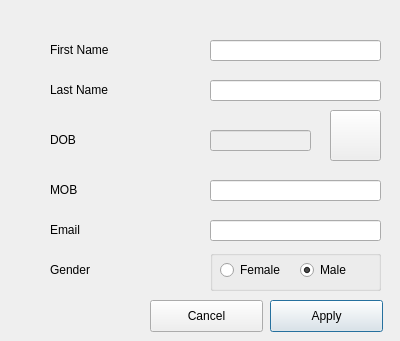
Before: the Qt Designer form addplayerdiag.ui in stefanmarjanovic/Comp, drawn with Qt 5.
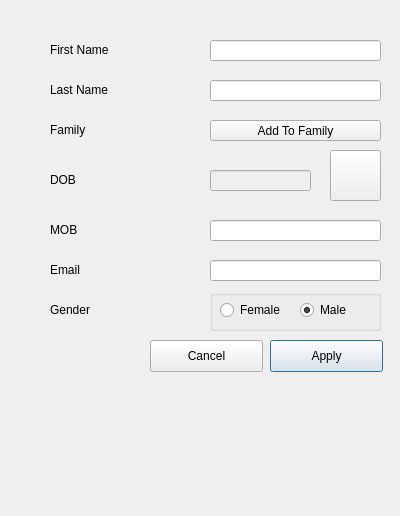
After: the same form once the commit is applied. Icons and pictures are not drawn.

Patch:
```diff
--- a/addplayerdiag.ui
+++ b/addplayerdiag.ui
@@ -7,7 +7,7 @@
     <x>0</x>
     <y>0</y>
     <width>400</width>
-    <height>341</height>
+    <height>516</height>
    </rect>
   </property>
   <property name="windowTitle">
@@ -43,7 +43,7 @@
    <property name="geometry">
     <rect>
      <x>50</x>
-     <y>130</y>
+     <y>170</y>
      <width>121</width>
      <height>20</height>
     </rect>
@@ -56,7 +56,7 @@
    <property name="geometry">
     <rect>
      <x>50</x>
-     <y>180</y>
+     <y>220</y>
      <width>121</width>
      <height>20</height>
     </rect>
@@ -69,7 +69,7 @@
    <property name="geometry">
     <rect>
      <x>50</x>
-     <y>220</y>
+     <y>260</y>
      <width>121</width>
      <height>20</height>
     </rect>
@@ -82,7 +82,7 @@
    <property name="geometry">
     <rect>
      <x>50</x>
-     <y>260</y>
+     <y>300</y>
      <width>121</width>
      <height>20</height>
     </rect>
@@ -95,7 +95,7 @@
    <property name="geometry">
     <rect>
      <x>210</x>
-     <y>250</y>
+     <y>290</y>
      <width>171</width>
      <height>41</height>
     </rect>
@@ -143,7 +143,7 @@
    <property name="geometry">
     <rect>
      <x>270</x>
-     <y>300</y>
+     <y>340</y>
      <width>113</width>
      <height>32</height>
     </rect>
@@ -168,7 +168,7 @@
    <property name="geometry">
     <rect>
      <x>150</x>
-     <y>300</y>
+     <y>340</y>
      <width>113</width>
      <height>32</height>
     </rect>
@@ -204,7 +204,7 @@
    <property name="geometry">
     <rect>
      <x>210</x>
-     <y>130</y>
+     <y>170</y>
      <width>101</width>
      <height>21</height>
     </rect>
@@ -217,7 +217,7 @@
    <property name="geometry">
     <rect>
      <x>210</x>
-     <y>180</y>
+     <y>220</y>
      <width>171</width>
      <height>21</height>
     </rect>
@@ -227,7 +227,7 @@
    <property name="geometry">
     <rect>
      <x>210</x>
-     <y>220</y>
+     <y>260</y>
      <width>171</width>
      <height>21</height>
     </rect>
@@ -237,7 +237,7 @@
    <property name="geometry">
     <rect>
      <x>330</x>
-     <y>110</y>
+     <y>150</y>
      <width>51</width>
      <height>51</height>
     </rect>
@@ -249,6 +249,32 @@
     <string/>
    </property>
   </widget>
+  <widget class="QLabel" name="label_7">
+   <property name="geometry">
+    <rect>
+     <x>50</x>
+     <y>120</y>
+     <width>121</width>
+     <height>20</height>
+    </rect>
+   </property>
+   <property name="text">
+    <string>Family</string>
+   </property>
+  </widget>
+  <widget class="QPushButton" name="famSearch">
+   <property name="geometry">
+    <rect>
+     <x>210</x>
+     <y>120</y>
+     <width>171</width>
+     <height>21</height>
+    </rect>
+   </property>
+   <property name="text">
+    <string>Add To Family</string>
+   </property>
+  </widget>
  </widget>
  <tabstops>
   <tabstop>fName</tabstop>
```
